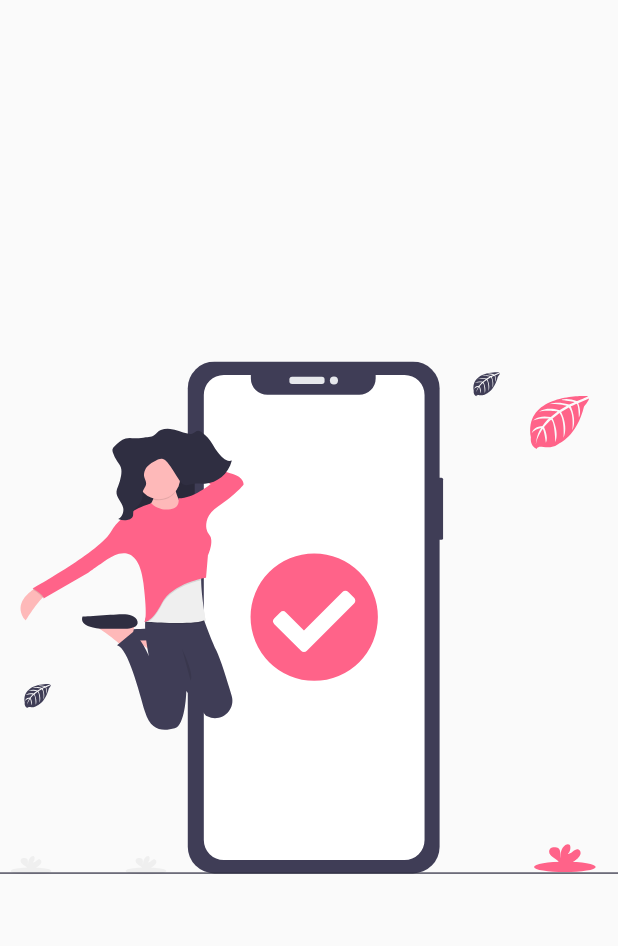
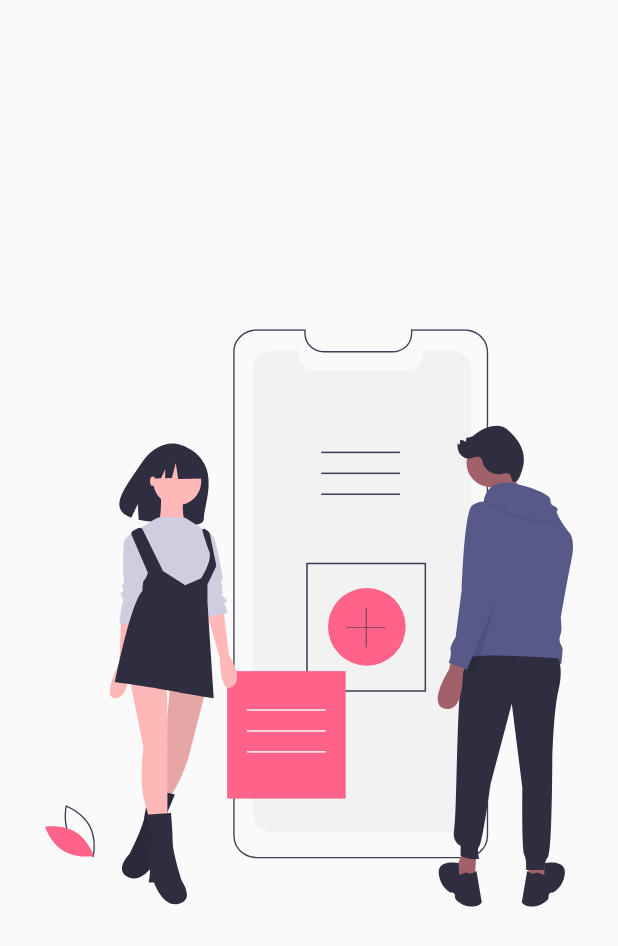
Before and after one commit to KikeSan/ClasesFlutter-2, a Flutter app: the screen it shows after launch, on a phone screen of 412 x 824 dp. Shown: the top 946 px of the screen. Run offline on Flutter 3.47's test engine with Material 2 defaults, Android fonts, the phone set to English and light mode, and no system bars; our stand-ins replace flutter_svg.

Commit message:
creando el slideshow

```diff
--- a/headers/lib/src/pages/slideshow_page.dart
+++ b/headers/lib/src/pages/slideshow_page.dart
@@ -1,3 +1,4 @@
+import 'package:flutter/cupertino.dart';
 import 'package:flutter/material.dart';
 import 'package:flutter_svg/flutter_svg.dart';
 
@@ -6,8 +7,38 @@ class SlideShowPage extends StatelessWidget {
   Widget build(BuildContext context) {
     return Scaffold(
       body: Center(
-        child: SvgPicture.asset('assets/svgs/slide-4.svg'),
+        child: _Slides()
       ),
     );
   }
 }
+
+class _Slides extends StatelessWidget {
+  @override
+  Widget build(BuildContext context) {
+    return Container(
+      child: PageView(
+        children: <Widget>[
+          _Slide('assets/svgs/slide-1.svg'),
+          _Slide('assets/svgs/slide-2.svg'),
+          _Slide('assets/svgs/slide-3.svg'),
+        ],
+      ),
+    );
+  }
+}
+
+class _Slide extends StatelessWidget {
+  final String svg;
+  _Slide(this.svg);
+
+  @override
+  Widget build(BuildContext context) {
+    return Container(
+      width: double.infinity,
+      height: double.infinity,
+      padding: EdgeInsets.all(30),
+      child: SvgPicture.asset(svg),
+    );
+  }
+}
```
